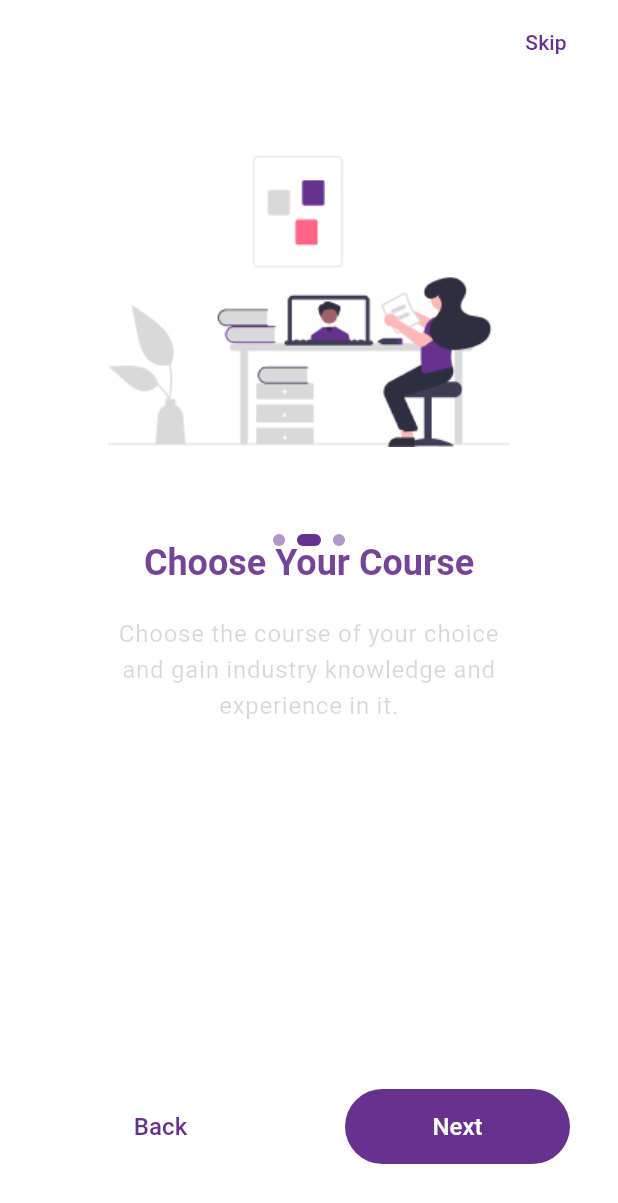
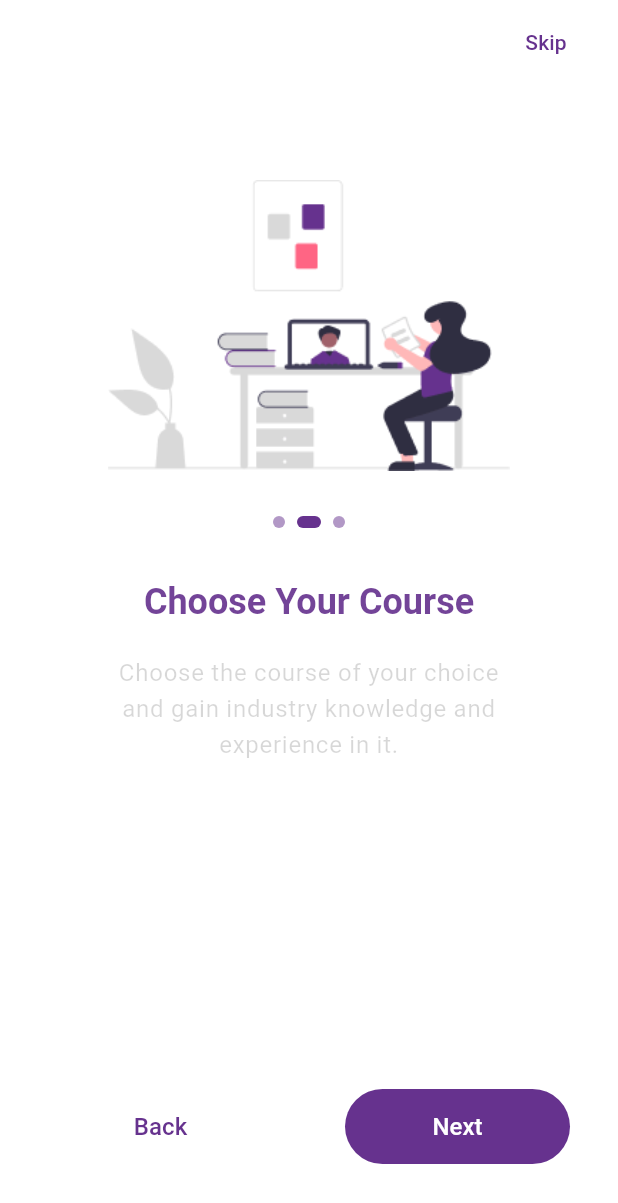
Before and after one commit to Infvyr/flutter_auth_provider, a Flutter app: the screen it shows after launch, after a tap on "Next", on a phone screen of 412 x 824 dp. Shown: the top 1203 px of the screen. Run offline on Flutter 3.47's test engine with Material 2 defaults, Android fonts, the phone set to English and light mode, and no system bars; drawn by our look-alikes of auto_size_text; our stand-ins replace dio, equatable, flutter_secure_storage, shared_preferences; statements that could not run were skipped.

Commit message:
minor fixes on layout and text widget

```diff
--- a/lib/src/features/onboarding/presentation/choose.dart
+++ b/lib/src/features/onboarding/presentation/choose.dart
@@ -1,7 +1,9 @@
+import 'package:auto_size_text/auto_size_text.dart';
 import 'package:flutter/material.dart';
 import 'package:flutter_authentication/gen/assets.gen.dart';
 import 'package:flutter_authentication/src/constants/animations.dart';
 import 'package:flutter_authentication/src/features/onboarding/infrastructure/onboarding_notifier.dart';
+import 'package:flutter_authentication/src/features/onboarding/presentation/navigation_dots.dart';
 import 'package:provider/provider.dart';
 
 class OnboardingChoosePage extends StatefulWidget {
@@ -62,8 +64,8 @@ class _OnboardingChoosePageState extends State<OnboardingChoosePage> with Single
 
   @override
   Widget build(BuildContext context) {
-    return Padding(
-      padding: const EdgeInsets.symmetric(horizontal: 32),
+    return SingleChildScrollView(
+      padding: const EdgeInsets.symmetric(horizontal: 32, vertical: 16),
       child: Column(
         children: [
           const SizedBox(height: 32),
@@ -79,15 +81,20 @@ class _OnboardingChoosePageState extends State<OnboardingChoosePage> with Single
               ),
             ),
           ),
-          const SizedBox(height: 60),
+          const SizedBox(height: 30),
+          const NavigationDots(currentPage: 1),
           AnimatedContainer(
             duration: const Duration(milliseconds: kPageViewDuration + 150),
             margin: EdgeInsets.only(top: headingMarginTop),
             child: AnimatedOpacity(
               duration: const Duration(milliseconds: kPageViewDuration + 150),
               opacity: headingMarginTop == 0 ? 1 : 0,
-              child: Text(
+              child: AutoSizeText(
                 'Choose Your Course',
+                textAlign: TextAlign.center,
+                minFontSize: 20,
+                maxFontSize: 32,
+                maxLines: 1,
                 style: Theme.of(context).textTheme.headlineSmall,
               ),
             ),
@@ -99,9 +106,12 @@ class _OnboardingChoosePageState extends State<OnboardingChoosePage> with Single
             child: AnimatedOpacity(
               duration: const Duration(milliseconds: kPageViewDuration + 250),
               opacity: textMarginTop == 0 ? 1 : 0,
-              child: Text(
+              child: AutoSizeText(
                 'Choose the course of your choice and gain industry knowledge and experience in it.',
                 textAlign: TextAlign.center,
+                minFontSize: 16,
+                maxFontSize: 18,
+                maxLines: 4,
                 style: Theme.of(context).textTheme.bodyLarge,
               ),
             ),
--- a/lib/src/features/onboarding/presentation/get_certified.dart
+++ b/lib/src/features/onboarding/presentation/get_certified.dart
@@ -1,7 +1,9 @@
+import 'package:auto_size_text/auto_size_text.dart';
 import 'package:flutter/material.dart';
 import 'package:flutter_authentication/gen/assets.gen.dart';
 import 'package:flutter_authentication/src/constants/animations.dart';
 import 'package:flutter_authentication/src/features/onboarding/infrastructure/onboarding_notifier.dart';
+import 'package:flutter_authentication/src/features/onboarding/presentation/navigation_dots.dart';
 import 'package:provider/provider.dart';
 
 class OnboardingGetCertifiedPage extends StatefulWidget {
@@ -62,8 +64,8 @@ class _OnboardingGetCertifiedPageState extends State<OnboardingGetCertifiedPage>
 
   @override
   Widget build(BuildContext context) {
-    return Padding(
-      padding: const EdgeInsets.symmetric(horizontal: 32),
+    return SingleChildScrollView(
+      padding: const EdgeInsets.symmetric(horizontal: 32, vertical: 16),
       child: Column(
         children: [
           const SizedBox(height: 32),
@@ -79,15 +81,20 @@ class _OnboardingGetCertifiedPageState extends State<OnboardingGetCertifiedPage>
               ),
             ),
           ),
-          const SizedBox(height: 60),
+          const SizedBox(height: 30),
+          const NavigationDots(currentPage: 2),
           AnimatedContainer(
             duration: const Duration(milliseconds: kPageViewDuration + 150),
             margin: EdgeInsets.only(top: headingMarginTop),
             child: AnimatedOpacity(
               duration: const Duration(milliseconds: kPageViewDuration + 150),
               opacity: headingMarginTop == 0 ? 1 : 0,
-              child: Text(
+              child: AutoSizeText(
                 'Get Certified',
+                textAlign: TextAlign.center,
+                minFontSize: 20,
+                maxFontSize: 32,
+                maxLines: 1,
                 style: Theme.of(context).textTheme.headlineSmall,
               ),
             ),
@@ -99,9 +106,12 @@ class _OnboardingGetCertifiedPageState extends State<OnboardingGetCertifiedPage>
             child: AnimatedOpacity(
               duration: const Duration(milliseconds: kPageViewDuration + 250),
               opacity: textMarginTop == 0 ? 1 : 0,
-              child: Text(
-                'Start learning and get certified after your training to get a lucrative job',
+              child: AutoSizeText(
+                'Start learning and get certified after your training to get a lucrative job.',
                 textAlign: TextAlign.center,
+                minFontSize: 16,
+                maxFontSize: 18,
+                maxLines: 4,
                 style: Theme.of(context).textTheme.bodyLarge,
               ),
             ),
--- a/lib/src/features/onboarding/presentation/index.dart
+++ b/lib/src/features/onboarding/presentation/index.dart
@@ -1,6 +1,5 @@
 import 'package:flutter/material.dart';
 import 'package:flutter_authentication/src/features/onboarding/infrastructure/onboarding_notifier.dart';
-import 'package:flutter_authentication/src/features/onboarding/presentation/navigation_dots.dart';
 import 'package:provider/provider.dart';
 
 import 'navigation.dart';
@@ -25,7 +24,7 @@ class _OnbordingPageState extends State<OnbordingPage> {
       appBar: AppBar(
         elevation: 0,
         actions: [
-           NavigationSkipButton(pageController: pageController),
+          NavigationSkipButton(pageController: pageController),
         ],
       ),
       body: Padding(
@@ -43,7 +42,6 @@ class _OnbordingPageState extends State<OnbordingPage> {
                   setState(() => currentPage = index);
                 },
               ),
-              NavigationDots(currentPage: currentPage),
               OnboardingNavigation(
                 currentPage: currentPage,
                 pageController: pageController,
--- a/lib/src/features/onboarding/presentation/navigation_dots.dart
+++ b/lib/src/features/onboarding/presentation/navigation_dots.dart
@@ -59,21 +59,10 @@ class _NavigationDotsState extends State<NavigationDots> with SingleTickerProvid
 
   @override
   Widget build(BuildContext context) {
-    final screenHeight = MediaQuery.sizeOf(context).height;
-    final dotsAlignment = (_onboardingNotifier.dotsAnimationCompleted && screenHeight > 800
-            ? screenHeight / 2
-            : screenHeight / 2 - kToolbarHeight) -
-        kPosition;
-
-    return AnimatedPositioned(
-      duration: const Duration(milliseconds: kPageViewDuration + 50),
-      curve: Curves.easeIn,
-      bottom: dotsAlignment,
-      left: 0,
-      right: 0,
-      child: AnimatedOpacity(
+    return AnimatedOpacity(
       duration: const Duration(milliseconds: kPageViewDuration + 50),
       opacity: _onboardingNotifier.dotsAnimationCompleted ? 1 : 0,
+      curve: Curves.easeIn,
       child: Padding(
         padding: const EdgeInsets.only(bottom: 32),
         child: Row(
@@ -95,7 +84,7 @@ class _NavigationDotsState extends State<NavigationDots> with SingleTickerProvid
           ),
         ),
       ),
-      ),
     );
+    // );
   }
 }
--- a/lib/src/features/onboarding/presentation/welcome.dart
+++ b/lib/src/features/onboarding/presentation/welcome.dart
@@ -1,8 +1,11 @@
+import 'package:auto_size_text/auto_size_text.dart';
 import 'package:flutter/material.dart';
+import 'package:provider/provider.dart';
+
 import 'package:flutter_authentication/gen/assets.gen.dart';
 import 'package:flutter_authentication/src/constants/animations.dart';
 import 'package:flutter_authentication/src/features/onboarding/infrastructure/onboarding_notifier.dart';
-import 'package:provider/provider.dart';
+import 'package:flutter_authentication/src/features/onboarding/presentation/navigation_dots.dart';
 
 class OnboardingWelcomePage extends StatefulWidget {
   const OnboardingWelcomePage({super.key});
@@ -62,8 +65,8 @@ class _OnboardingWelcomePageState extends State<OnboardingWelcomePage> with Sing
 
   @override
   Widget build(BuildContext context) {
-    return Padding(
-      padding: const EdgeInsets.symmetric(horizontal: 32),
+    return SingleChildScrollView(
+      padding: const EdgeInsets.symmetric(horizontal: 32, vertical: 16),
       child: Column(
         children: [
           const SizedBox(height: 32),
@@ -79,16 +82,20 @@ class _OnboardingWelcomePageState extends State<OnboardingWelcomePage> with Sing
               ),
             ),
           ),
-          const SizedBox(height: 60),
+          const SizedBox(height: 30),
+          const NavigationDots(currentPage: 0),
           AnimatedContainer(
             duration: const Duration(milliseconds: kPageViewDuration + 150),
             margin: EdgeInsets.only(top: headingMarginTop),
             child: AnimatedOpacity(
               duration: const Duration(milliseconds: kPageViewDuration + 150),
               opacity: headingMarginTop == 0 ? 1 : 0,
-              child: Text(
+              child: AutoSizeText(
                 'Welcome to Flutter Auth',
                 textAlign: TextAlign.center,
+                minFontSize: 20,
+                maxFontSize: 32,
+                maxLines: 1,
                 style: Theme.of(context).textTheme.headlineSmall,
               ),
             ),
@@ -100,9 +107,12 @@ class _OnboardingWelcomePageState extends State<OnboardingWelcomePage> with Sing
             child: AnimatedOpacity(
               duration: const Duration(milliseconds: kPageViewDuration + 250),
               opacity: textMarginTop == 0 ? 1 : 0,
-              child: Text(
+              child: AutoSizeText(
                 'Welcome as you learn a world changing skill to get a better job.',
                 textAlign: TextAlign.center,
+                minFontSize: 16,
+                maxFontSize: 18,
+                maxLines: 4,
                 style: Theme.of(context).textTheme.bodyLarge,
               ),
             ),
```
Lines whose indentation alone changed are shown as unchanged.
